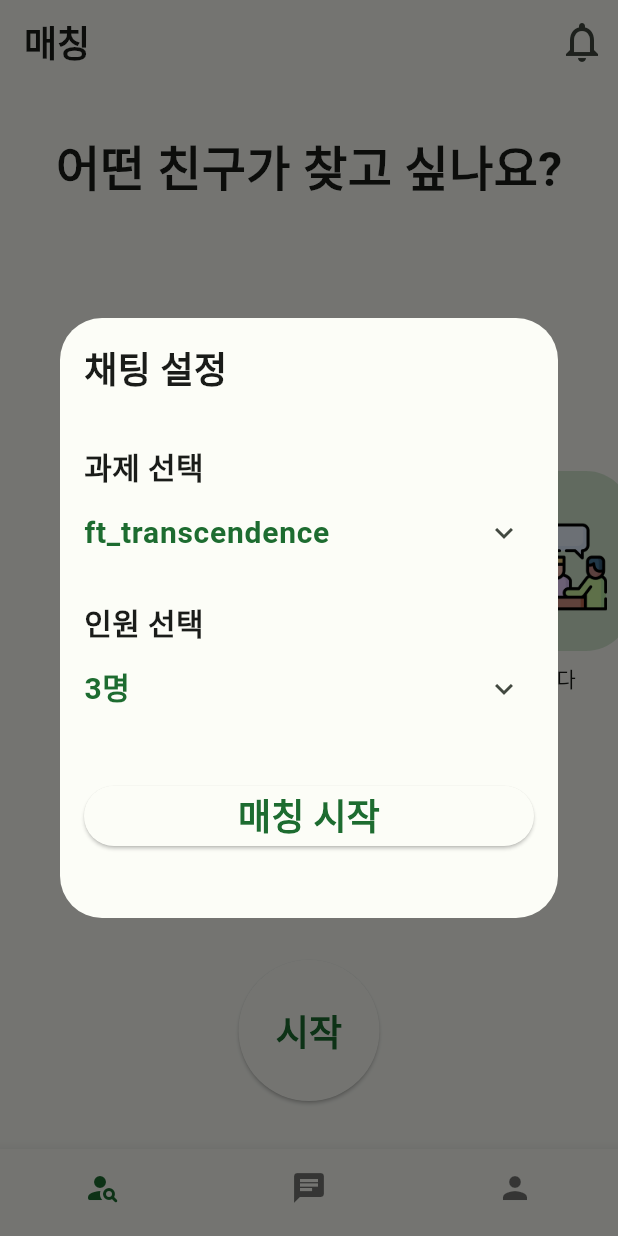
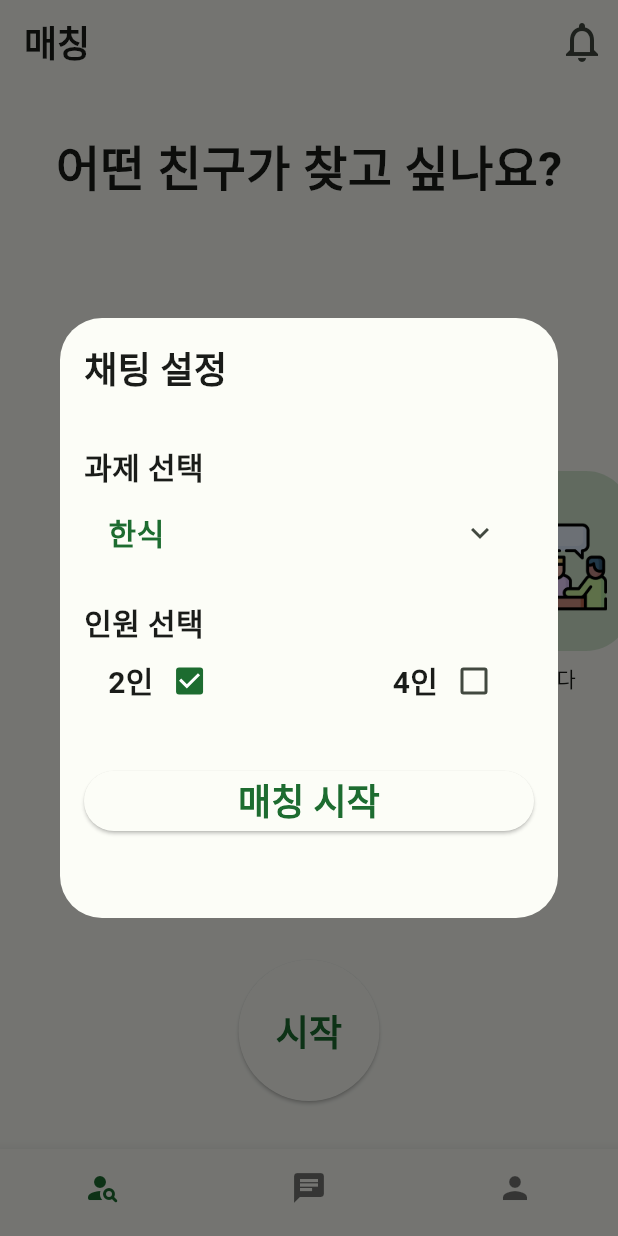
Before and after one commit to tjdwns5063/match_42, a Flutter app: the screen it shows after launch, after a tap on "시작", on a phone screen of 412 x 824 dp. Run offline on Flutter 3.47's test engine with Material 2 defaults, Android fonts, the phone set to English and light mode, and no system bars.

Commit message:
Feat: EatDialog 구현
- MatchPage에서 '식사'를 선택하고 시작 버튼을 클릭 했을때, 띄워줄
  EatDialog UI 구현.

```diff
--- /dev/null
+++ b/lib/ui/eat_dialog.dart
@@ -0,0 +1,120 @@
+import 'package:flutter/material.dart';
+
+class EatDialog extends StatelessWidget {
+  const EatDialog({super.key});
+
+  final lists = const ['한식', '중식', '일식', '양식'];
+
+  @override
+  Widget build(BuildContext context) {
+    ColorScheme colorScheme = Theme.of(context).colorScheme;
+    return SizedBox(
+      height: 400,
+      child: SingleChildScrollView(
+        child: IntrinsicHeight(
+          child: Column(
+            crossAxisAlignment: CrossAxisAlignment.start,
+            children: [
+              const Padding(
+                padding: EdgeInsets.all(16.0),
+                child: Text(
+                  '채팅 설정',
+                  style: TextStyle(fontSize: 24.0, fontWeight: FontWeight.w700),
+                ),
+              ),
+              const Padding(
+                padding: EdgeInsets.fromLTRB(16.0, 16.0, 0.0, 0.0),
+                child: Text(
+                  '과제 선택',
+                  style: TextStyle(fontSize: 20.0, fontWeight: FontWeight.w700),
+                ),
+              ),
+              Theme(
+                data: Theme.of(context)
+                    .copyWith(dividerColor: Colors.transparent),
+                child: Padding(
+                  padding: const EdgeInsets.symmetric(horizontal: 16.0),
+                  child: ExpansionTile(
+                    title: Text(
+                      '한식',
+                      style: TextStyle(
+                          fontSize: 20.0,
+                          fontWeight: FontWeight.w700,
+                          color: colorScheme.primary),
+                    ),
+                    children: [
+                      SizedBox(
+                        height: 100,
+                        child: ListView.builder(
+                          itemBuilder: (BuildContext context, int index) {
+                            return ListTile(
+                              title: Text(lists[index]),
+                              onTap: () {},
+                            );
+                          },
+                          itemCount: lists.length,
+                        ),
+                      ),
+                    ],
+                  ),
+                ),
+              ),
+              const Padding(
+                padding: EdgeInsets.fromLTRB(16.0, 16.0, 0.0, 0.0),
+                child: Text(
+                  '인원 선택',
+                  style: TextStyle(fontSize: 20.0, fontWeight: FontWeight.w700),
+                ),
+              ),
+              Padding(
+                padding: const EdgeInsets.symmetric(horizontal: 32.0),
+                child: Row(
+                  mainAxisAlignment: MainAxisAlignment.spaceBetween,
+                  children: [
+                    Row(
+                      children: [
+                        const Text(
+                          '2인',
+                          style: TextStyle(
+                              fontSize: 20.0, fontWeight: FontWeight.w700),
+                        ),
+                        Checkbox(value: true, onChanged: (value) {}),
+                      ],
+                    ),
+                    Row(
+                      children: [
+                        const Text(
+                          '4인',
+                          style: TextStyle(
+                              fontSize: 20.0, fontWeight: FontWeight.w700),
+                        ),
+                        Checkbox(value: false, onChanged: (value) {}),
+                      ],
+                    ),
+                  ],
+                ),
+              ),
+              Padding(
+                padding: const EdgeInsets.symmetric(
+                    horizontal: 16.0, vertical: 32.0),
+                child: ElevatedButton(
+                    onPressed: () {},
+                    child: const SizedBox(
+                      width: double.infinity,
+                      child: Text(
+                        '매칭 시작',
+                        textAlign: TextAlign.center,
+                        style: TextStyle(
+                          fontSize: 24.0,
+                          fontWeight: FontWeight.w700,
+                        ),
+                      ),
+                    )),
+              ),
+            ],
+          ),
+        ),
+      ),
+    );
+  }
+}
--- a/lib/ui/match_page.dart
+++ b/lib/ui/match_page.dart
@@ -1,4 +1,5 @@
 import 'package:flutter/material.dart';
+import 'package:match_42/ui/eat_dialog.dart';
 import 'package:match_42/ui/main_layout.dart';
 import 'package:match_42/ui/subject_dialog.dart';
 
@@ -135,7 +136,7 @@ class _MatchPageState extends State<MatchPage> {
                     return Dialog(
                       surfaceTintColor:
                           Theme.of(context).colorScheme.background,
-                      child: SubjectDialog(),
+                      child: EatDialog(),
                     );
                   });
             },
```
